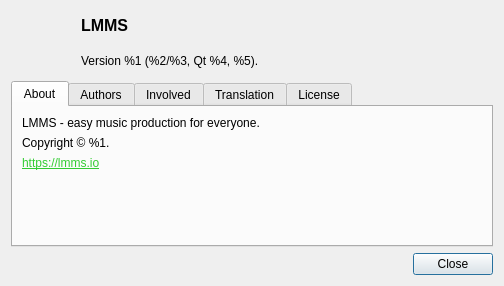
Above: src/gui/modals/about_dialog.ui from LMMS/lmms before the change. Below: the same form after it.
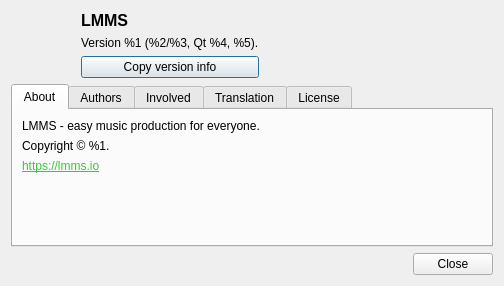
That is the form after the change.

Commit message: Add copy button for About dialog version info (#7464)

The edit to the form file:
```diff
--- a/src/gui/modals/about_dialog.ui
+++ b/src/gui/modals/about_dialog.ui
@@ -51,6 +51,16 @@
          </property>
         </widget>
        </item>
+       <item>
+        <widget class="QPushButton" name="copyVersionButton">
+         <property name="toolTip">
+          <string>Copy version information to the clipboard</string>
+         </property>
+         <property name="text">
+          <string>Copy version info</string>
+         </property>
+        </widget>
+       </item>
       </layout>
      </item>
      <item>
```
The commit also changes 1 other file.
